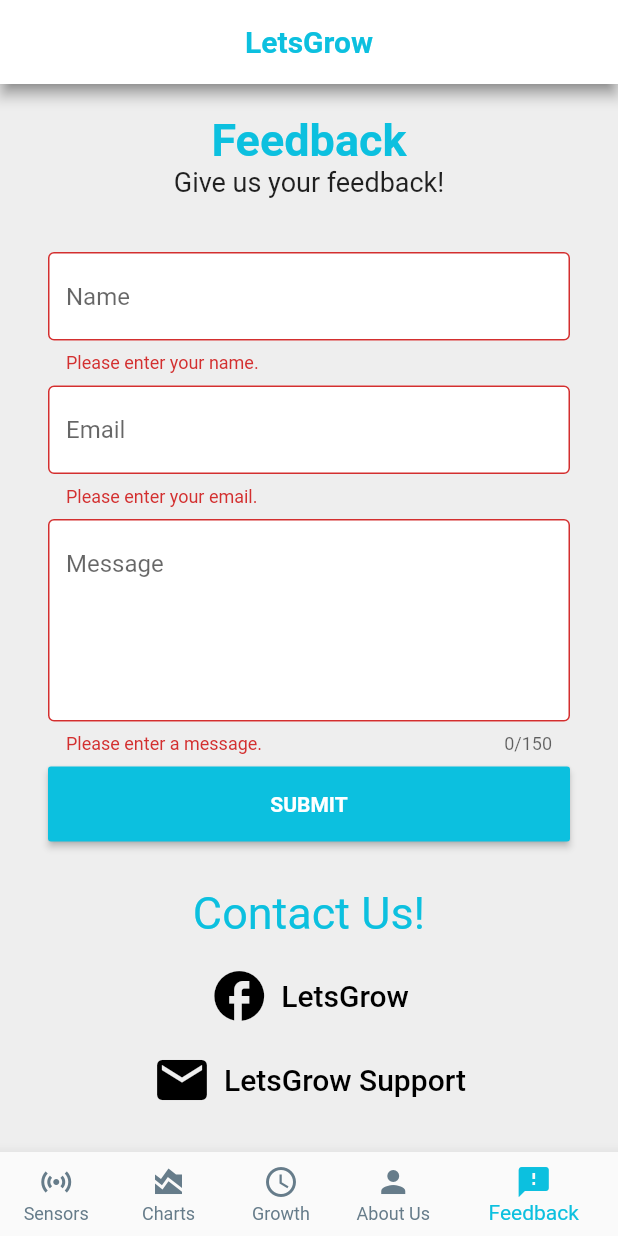
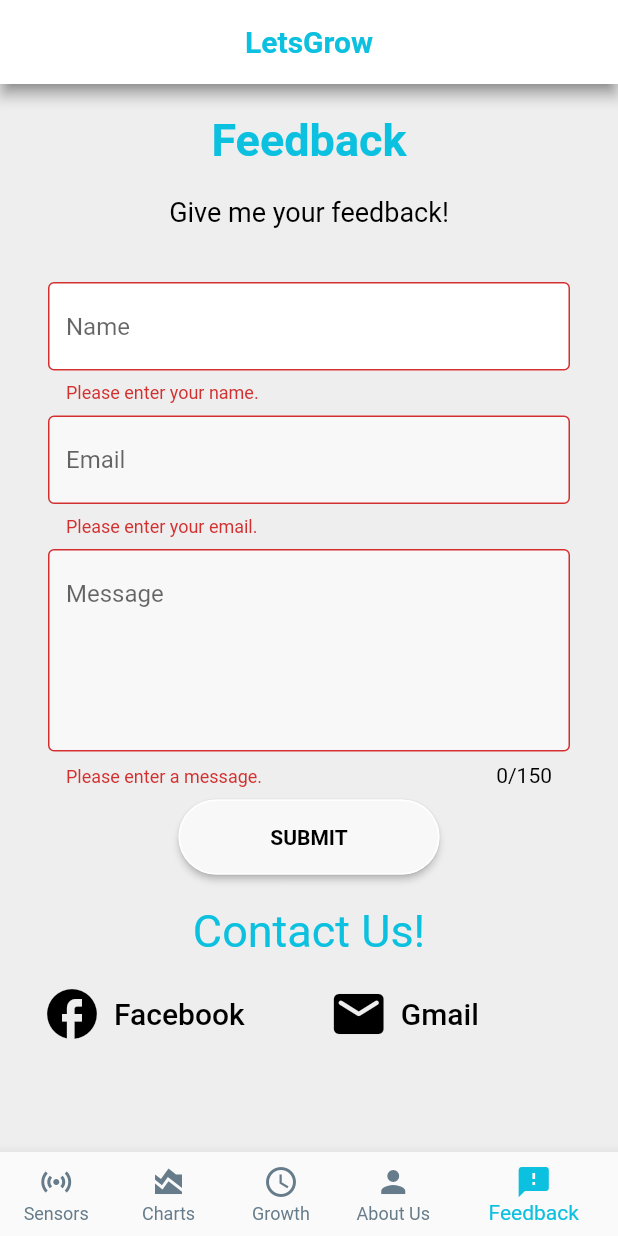
Before and after one commit to fritzlamparas/LetsGrow, a Flutter app: the screen it shows after launch, item 5 of the bottom bar chosen, after a tap on "SUBMIT", on a phone screen of 412 x 824 dp. Run offline on Flutter 3.47's test engine with Material 2 defaults, Android fonts, the phone set to English and light mode, and no system bars; our stand-ins replace cloud_firestore, firebase_core, firebase_database, firebase_storage, flutter_local_notifications, flutter_native_splash and 2 more; accounts and stored records are empty; Roboto replaces fonts that are missing (RobotoBold, RobotoMedium).

Commit message:
bigupdates0819

```diff
--- a/lib/nav_pages/aboutUs.dart
+++ b/lib/nav_pages/aboutUs.dart
@@ -6,17 +6,6 @@
   @override
   Widget build(BuildContext context) {
     return Scaffold(
-      appBar: AppBar(
-        centerTitle: true,
-        title: const Text(
-          "LetsGrow",
-          style: TextStyle(
-              color: Color.fromRGBO(12, 192, 223, 1.0),
-              fontWeight: FontWeight.bold),
-        ),
-        backgroundColor: Colors.white,
-        shadowColor: const Color.fromARGB(255, 95, 94, 94),
-      ),
       backgroundColor: const Color(0xffeeeeee),
       body: SingleChildScrollView(
         child: Column(
--- a/lib/nav_pages/feedBack.dart
+++ b/lib/nav_pages/feedBack.dart
@@ -1,7 +1,9 @@
+// ignore_for_file: deprecated_member_use
+
 import 'package:cloud_firestore/cloud_firestore.dart';
 import 'package:flutter/material.dart';
 import 'package:flutter/services.dart';
-import 'package:url_launcher/link.dart';
+import 'package:url_launcher/url_launcher.dart';
 
 class SimpleDialog extends StatelessWidget {
   // ignore: prefer_typing_uninitialized_variables
@@ -11,14 +13,25 @@
   @override
   Widget build(BuildContext context) {
     return AlertDialog(
-      title: const Text('Feedback Sent'),
+      backgroundColor: const Color.fromRGBO(248, 248, 248, 1.0),
+      title: const Text('Feedback Sent',
+          style: TextStyle(
+            color: Color.fromRGBO(12, 192, 223, 1.0),
+            fontWeight: FontWeight.bold,
+            fontSize: 25,
+          )),
       content: Text(title),
       actions: [
         TextButton(
             onPressed: () {
               Navigator.of(context).pop();
             },
-            child: const Text('OK'))
+            child: const Text('OK',
+                style: TextStyle(
+                  color: Color.fromRGBO(12, 192, 223, 1.0),
+                  fontWeight: FontWeight.bold,
+                  fontSize: 18,
+                )))
       ],
     );
   }
@@ -36,25 +49,38 @@
   final emailOfuser = TextEditingController();
   final messageOfuser = TextEditingController();
   final _formKey = GlobalKey<FormState>();
+  final Uri fb = Uri.parse('https://www.facebook.com/letsgrowapp');
+  final Uri mail = Uri.parse('mailto:letsgrowcontactus@gmail.com');
 
-  List<bool> isTypeSelected = [false, false, false, true, true];
+  Future<void> _launchfbUrl() async {
+    if (!await launchUrl(fb, mode: LaunchMode.externalApplication)) {
+      throw Exception('Could not launch $fb');
+    }
+  }
+
+  Future<void> _launchmailUrl() async {
+    if (!await launchUrl(mail)) {
+      throw Exception('Could not launch $mail');
+    }
+  }
+
+  String sanitizeDocumentId(String name) {
+    return name.trim().replaceAll(' ', '_').replaceAll(RegExp(r'[^\w]'), '');
+  }
+
+  String formatDate(DateTime dateTime) {
+    String month = dateTime.month.toString().padLeft(2, '0');
+    String day = dateTime.day.toString().padLeft(2, '0');
+    String year = dateTime.year.toString().substring(2);
+    String hour = dateTime.hour.toString().padLeft(2, '0');
+    String minute = dateTime.minute.toString().padLeft(2, '0');
+    String second = dateTime.second.toString().padLeft(2, '0');
+    return "$month$day$year$hour$minute$second";
+  }
+
   @override
   Widget build(BuildContext context) {
     return Scaffold(
-        // AppBar para sa taas ng design
-        appBar: AppBar(
-          centerTitle: true,
-          title: const Text(
-            "LetsGrow",
-            style: TextStyle(
-                color: Color.fromRGBO(12, 192, 223, 1.0),
-                fontWeight: FontWeight.bold),
-          ),
-          backgroundColor: Colors.white,
-          shadowColor: const Color.fromARGB(255, 95, 94, 94),
-        ),
-
-        //body of the application
         backgroundColor: const Color(0xffeeeeee),
         body: SingleChildScrollView(
           child: Column(
@@ -71,11 +97,15 @@
                     fontWeight: FontWeight.bold,
                     color: Color.fromRGBO(12, 192, 223, 1.0)),
               ),
+              const SizedBox(
+                height: 20,
+              ),
               const Text(
-                "Give us your feedback!",
+                "Give me your feedback!",
                 style: TextStyle(
                   fontSize: 18.0,
                   fontFamily: 'RobotoMedium',
+                  color: Colors.black,
                 ),
               ),
               const SizedBox(
@@ -112,7 +142,7 @@
                         controller: emailOfuser,
                         decoration: const InputDecoration(
                           filled: true,
-                          fillColor: Colors.white,
+                          fillColor: Color.fromRGBO(248, 248, 248, 1.0),
                           hintText: "Email",
                           border: OutlineInputBorder(),
                         ),
@@ -139,13 +169,24 @@
                         maxLines: 5,
                         decoration: const InputDecoration(
                           filled: true,
-                          fillColor: Colors.white,
+                          fillColor: Color.fromRGBO(248, 248, 248, 1.0),
                           hintText: "Message",
                           border: OutlineInputBorder(),
                         ),
                         inputFormatters: [
                           LengthLimitingTextInputFormatter(150),
                         ],
+                        buildCounter: (BuildContext context,
+                            {required int currentLength,
+                            required int? maxLength,
+                            required bool isFocused}) {
+                          return Text(
+                            '$currentLength/$maxLength',
+                            style: const TextStyle(
+                                fontFamily: 'RobotoMedium',
+                                color: Colors.black),
+                          );
+                        },
                         validator: (messageOfuser) {
                           if (messageOfuser == null || messageOfuser.isEmpty) {
                             return 'Please enter a message.';
@@ -156,8 +197,15 @@
                       const SizedBox(height: 8.0),
                       MaterialButton(
                         height: 50.0,
-                        minWidth: double.infinity,
-                        color: const Color.fromRGBO(12, 192, 223, 1.0),
+                        minWidth: MediaQuery.of(context).size.width / 2 - 32.0,
+                        color: const Color.fromRGBO(248, 248, 248, 1.0),
+                        shape: RoundedRectangleBorder(
+                          borderRadius: BorderRadius.circular(30.0),
+                          side: const BorderSide(
+                            color: Colors.white,
+                            width: 1,
+                          ),
+                        ),
                         onPressed: () {
                           if (_formKey.currentState!.validate()) {
                             showDialog(
@@ -165,13 +213,19 @@
                               builder: (BuildContext context) {
                                 return const SimpleDialog(
                                     'Your feedback has been submitted.');
-                                });
+                              },
+                            );
                             Map<String, dynamic> data = {
                               "Name": nameOfuser.text,
                               "Email": emailOfuser.text,
                               "Message": messageOfuser.text,
                               "Time": FieldValue.serverTimestamp(),
                             };
+                            String sanitizedUserName =
+                                sanitizeDocumentId(nameOfuser.text);
+                            String formattedDate = formatDate(DateTime.now());
+                            String documentId =
+                                "${sanitizedUserName}_$formattedDate";
                             setState(() {
                               nameOfuser.clear();
                               emailOfuser.clear();
@@ -179,7 +233,8 @@
                             });
                             FirebaseFirestore.instance
                                 .collection("FeedbackMessages")
-                                .add(data);
+                                .doc(documentId)
+                                .set(data);
                           }
                         },
                         child: const Text(
@@ -187,12 +242,13 @@
                           style: TextStyle(
                             fontFamily: 'RobotoBold',
                             fontWeight: FontWeight.bold,
-                            color: Colors.white,
+                            color: Colors.black,
                           ),
                         ),
+                      )
+                    ],
                   ),
-                      const SizedBox(
-                        height: 10,
+                ),
               ),
               Container(
                 padding: const EdgeInsets.fromLTRB(20, 20, 20, 10),
@@ -207,69 +263,54 @@
               ),
               Column(
                 children: <Widget>[
+                  Row(
+                    children: <Widget>[
                       Container(
-                              padding: const EdgeInsets.fromLTRB(20, 0, 20, 0),
-                              margin: const EdgeInsets.symmetric(horizontal: 0),
-                              child: Link(
-                                  target: LinkTarget.blank,
-                                  uri: Uri.parse(
-                                      'https://www.facebook.com/letsgrowapp'),
-                                  builder: ((context, followLink) =>
-                                      TextButton.icon(
-                                        // <-- TextButton
-                                        onPressed: followLink,
+                        padding: const EdgeInsets.symmetric(horizontal: 20),
+                        child: TextButton.icon(
+                          onPressed: _launchfbUrl,
                           icon: const Icon(
                             Icons.facebook,
                             color: Colors.black,
                             size: 40.0,
                           ),
-
                           label: const Text(
-                                          'LetsGrow',
+                            'Facebook',
                             style: TextStyle(
                               fontFamily: 'RobotoMedium',
-                                              fontSize: 20),
+                              fontSize: 20,
                             ),
-
+                          ),
                           style: TextButton.styleFrom(
                             foregroundColor: Colors.black,
                           ),
-                                      )))),
+                        ),
+                      ),
                       Container(
-                              padding: const EdgeInsets.fromLTRB(20, 0, 20, 10),
-                              margin: const EdgeInsets.symmetric(horizontal: 0),
-                              child: Link(
-                                  target: LinkTarget.blank,
-                                  uri: Uri.parse(
-                                      'mailto:letsgrowcontactus@gmail.com'),
-                                  builder: ((context, followLink) =>
-                                      TextButton.icon(
-                                        // <-- TextButton
-                                        onPressed: followLink,
+                        padding: const EdgeInsets.symmetric(horizontal: 20),
+                        child: TextButton.icon(
+                          onPressed: _launchmailUrl,
                           icon: const Icon(
-                                          Icons.email,
+                            Icons.email_rounded,
                             color: Colors.black,
                             size: 40.0,
                           ),
-
                           label: const Text(
-                                          'LetsGrow Support',
+                            'Gmail',
                             style: TextStyle(
                               fontFamily: 'RobotoMedium',
-                                              fontSize: 20),
+                              fontSize: 20,
                             ),
-
+                          ),
                           style: TextButton.styleFrom(
                             foregroundColor: Colors.black,
                           ),
-                                      ))) /**/
+                        ),
                       ),
                     ],
                   )
                 ],
-                  ),
-                ),
-              ),
+              )
             ],
           ),
         ));
--- a/lib/nav_pages/home.dart
+++ b/lib/nav_pages/home.dart
@@ -301,17 +301,6 @@
   @override
   Widget build(BuildContext context) {
     return Scaffold(
-      appBar: AppBar(
-        centerTitle: true,
-        title: const Text(
-          "LetsGrow",
-          style: TextStyle(
-              color: Color.fromRGBO(12, 192, 223, 1.0),
-              fontWeight: FontWeight.bold),
-        ),
-        backgroundColor: Colors.white,
-        shadowColor: const Color.fromARGB(255, 95, 94, 94),
-      ),
       backgroundColor: const Color(0xffeeeeee),
       body: SingleChildScrollView(
         child: Column(
--- a/lib/nav_pages/mainPage.dart
+++ b/lib/nav_pages/mainPage.dart
@@ -13,7 +13,7 @@
 }
 
 class _mainPageState extends State<mainPage> {
-  List pages = [
+  final List<Widget> pages = [
     const homePage(),
     const WebviewPage(),
     const PhotoDisplayPage(),
@@ -21,7 +21,41 @@
     const FeedbackPage()
   ];
   int currentIndex = 0;
+  late PageController _pageController;
+
+  @override
+  void initState() {
+    super.initState();
+    _pageController = PageController();
+    WidgetsBinding.instance.addPostFrameCallback((_) {
+      ScaffoldMessenger.of(context).showSnackBar(
+        const SnackBar(
+          content: Text(
+              'LetsGrow requires an internet connection to get the latest updates.',
+              style: TextStyle(
+                  color: Color(0xffeeeeee),
+                  fontWeight: FontWeight.bold,
+                  fontSize: 15,
+                  fontFamily: 'RobotoMedium')),
+          backgroundColor: Color.fromRGBO(12, 192, 223, 1.0),
+          duration: Duration(seconds: 5),
+        ),
+      );
+    });
+  }
+
+  @override
+  void dispose() {
+    _pageController.dispose();
+    super.dispose();
+  }
+
   void onTap(int index) {
+    _pageController.animateToPage(
+      index,
+      duration: const Duration(milliseconds: 300),
+      curve: Curves.easeInOut,
+    );
     setState(() {
       currentIndex = index;
     });
@@ -30,7 +64,27 @@
   @override
   Widget build(BuildContext context) {
     return Scaffold(
-      body: pages[currentIndex],
+      appBar: AppBar(
+        centerTitle: true,
+        title: const Text(
+          "LetsGrow",
+          style: TextStyle(
+              color: Color.fromRGBO(12, 192, 223, 1.0),
+              fontWeight: FontWeight.bold),
+        ),
+        backgroundColor: Colors.white,
+        shadowColor: const Color.fromARGB(255, 95, 94, 94),
+      ),
+      body: PageView(
+        controller: _pageController,
+        physics: const NeverScrollableScrollPhysics(),
+        onPageChanged: (index) {
+          setState(() {
+            currentIndex = index;
+          });
+        },
+        children: pages,
+      ),
       bottomNavigationBar: BottomNavigationBar(
         onTap: onTap,
         currentIndex: currentIndex,
--- a/lib/nav_pages/photodisplaypage.dart
+++ b/lib/nav_pages/photodisplaypage.dart
@@ -121,18 +121,6 @@
     String period = hourInt < 12 ? 'AM' : 'PM';
 
     return Scaffold(
-      appBar: AppBar(
-        centerTitle: true,
-        title: const Text(
-          "Surface Area Estimations",
-          style: TextStyle(
-            color: Color.fromRGBO(12, 192, 223, 1.0),
-            fontWeight: FontWeight.bold,
-          ),
-        ),
-        backgroundColor: Colors.white,
-        shadowColor: const Color.fromARGB(255, 95, 94, 94),
-      ),
       body: Stack(
         children: [
           Visibility(
@@ -141,6 +129,20 @@
               child: Column(
                 children: <Widget>[
                   const SizedBox(height: 30),
+                  const Center(
+                    child: Text(
+                      'Surface Area Estimations',
+                      style: TextStyle(
+                        fontFamily: 'RobotoMedium',
+                        fontSize: 18,
+                        color: Color.fromRGBO(12, 192, 223, 1.0),
+                      ),
+                      textAlign: TextAlign.center,
+                    ),
+                  ),
+                  const SizedBox(
+                    height: 10,
+                  ),
                   Center(
                     child: Text(
                       'Date: $monthName $day',
--- a/lib/nav_pages/webview_page.dart
+++ b/lib/nav_pages/webview_page.dart
@@ -12,20 +12,9 @@
 class _WebviewPageState extends State<WebviewPage> {
   @override
   Widget build(BuildContext context) {
-    return Scaffold(
-      appBar: AppBar(
-        centerTitle: true,
-        title: const Text(
-          "LetsGrow",
-          style: TextStyle(
-              color: Color.fromRGBO(12, 192, 223, 1.0),
-              fontWeight: FontWeight.bold),
-        ),
-        backgroundColor: Colors.white,
-        shadowColor: const Color.fromARGB(255, 95, 94, 94),
-      ),
-      backgroundColor: const Color(0xffeeeeee),
-      body: const WebView(
+    return const Scaffold(
+      backgroundColor: Color(0xffeeeeee),
+      body: WebView(
         initialUrl: 'https://letsgrowdp2-52e1b.web.app/',
         javascriptMode: JavascriptMode.unrestricted,
       ),
```
Lines whose indentation alone changed are shown as unchanged.
